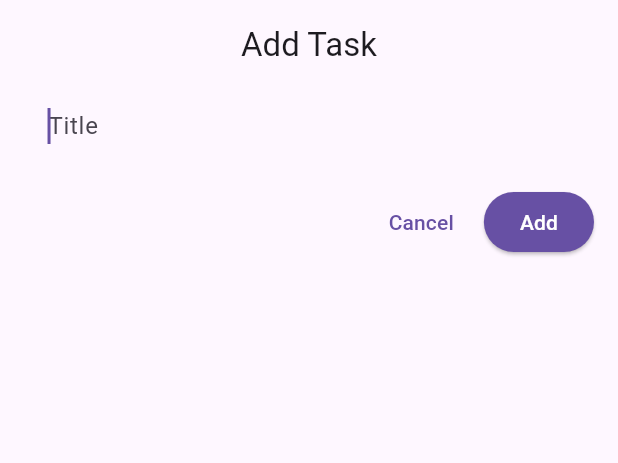
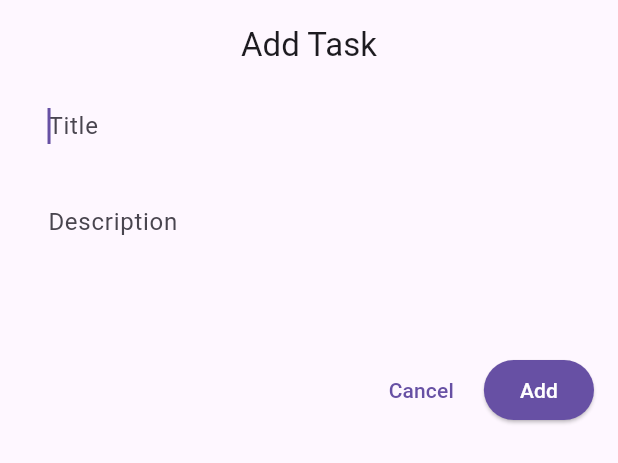
Before and after one commit to Basith-P/ToDo-App--BLoC-, a Flutter app: the AddTaskBottomSheet widget shown alone on an empty page, opened directly, after a tap on "Add", on a phone screen of 412 x 824 dp. Shown: the top 463 px of the screen. Run offline on Flutter 3.47's test engine with Material 2 defaults, Android fonts, the phone set to English and light mode, and no system bars; our stand-ins replace equatable, flutter_bloc, font_awesome_flutter, hydrated_bloc.

Commit message:
task description

```diff
--- a/lib/models/task.dart
+++ b/lib/models/task.dart
@@ -4,33 +4,41 @@ import 'package:uuid/uuid.dart';
 class Task extends Equatable {
   final String id;
   final String title;
+  final String desc;
   final bool isDone;
   final bool isDeleted;
 
-  Task({required this.title, this.isDone = false, this.isDeleted = false})
+  Task(
+      {required this.title,
+      this.desc = '',
+      this.isDone = false,
+      this.isDeleted = false})
       : id = const Uuid().v1();
 
   Task.fromJson(Map<String, dynamic> json)
       : id = json['id'],
         title = json['title'],
+        desc = json['desc'],
         isDone = json['isDone'],
         isDeleted = json['isDeleted'];
 
   Map<String, dynamic> toJson() => {
         'id': id,
         'title': title,
+        'desc': desc,
         'isDone': isDone,
         'isDeleted': isDeleted,
       };
 
-  Task copyWith({String? title, bool? isDone, bool? isDeleted}) {
+  Task copyWith({String? title, String? desc, bool? isDone, bool? isDeleted}) {
     return Task(
       title: title ?? this.title,
+      desc: desc ?? this.desc,
       isDone: isDone ?? this.isDone,
       isDeleted: isDeleted ?? this.isDeleted,
     );
   }
 
   @override
-  List<Object?> get props => [id, title, isDone, isDeleted];
+  List<Object?> get props => [id, title, desc, isDone, isDeleted];
 }
--- a/lib/widgets/add_task_bottom_sheet.dart
+++ b/lib/widgets/add_task_bottom_sheet.dart
@@ -12,12 +12,14 @@ class AddTaskBottomSheet extends StatefulWidget {
 }
 
 class _AddTaskBottomSheetState extends State<AddTaskBottomSheet> {
-  late TextEditingController _titleController;
+  late final TextEditingController _titleController;
+  late final TextEditingController _descController;
 
   @override
   void initState() {
     super.initState();
     _titleController = TextEditingController();
+    _descController = TextEditingController();
   }
 
   @override
@@ -51,6 +53,25 @@ class _AddTaskBottomSheetState extends State<AddTaskBottomSheet> {
             ),
           ),
           const SizedBox(height: 16),
+          TextField(
+            autofocus: true,
+            controller: _descController,
+            textInputAction: TextInputAction.done,
+            maxLength: 300,
+            maxLines: 3,
+            decoration: InputDecoration(
+              hintText: 'Description',
+              counterText: '',
+              filled: true,
+              isDense: true,
+              fillColor: Theme.of(context).colorScheme.surface,
+              border: const OutlineInputBorder(
+                borderRadius: BorderRadius.all(Radius.circular(16)),
+                borderSide: BorderSide.none,
+              ),
+            ),
+          ),
+          const SizedBox(height: 16),
           Row(
             mainAxisAlignment: MainAxisAlignment.end,
             children: [
@@ -61,9 +82,13 @@ class _AddTaskBottomSheetState extends State<AddTaskBottomSheet> {
               ElevatedButton(
                 onPressed: () {
                   if (_titleController.text.isEmpty) return;
-                  final Task task = Task(title: _titleController.text);
+                  final Task task = Task(
+                    title: _titleController.text,
+                    desc: _descController.text,
+                  );
                   context.read<TaskBloc>().add(AddTask(task));
                   _titleController.clear();
+                  _descController.clear();
                 },
                 style: ElevatedButton.styleFrom(
                   backgroundColor: Theme.of(context).colorScheme.primary,
--- a/lib/widgets/task_tile.dart
+++ b/lib/widgets/task_tile.dart
@@ -32,6 +32,8 @@ class TaskTile extends StatelessWidget {
       ),
       title: Text(
         task.title,
+        maxLines: 1,
+        overflow: TextOverflow.ellipsis,
         style: task.isDone
             ? const TextStyle(decoration: TextDecoration.lineThrough)
             : null,
```
Also changed, not shown: lib/widgets/tasks_list.dart (+28 -8 lines).
